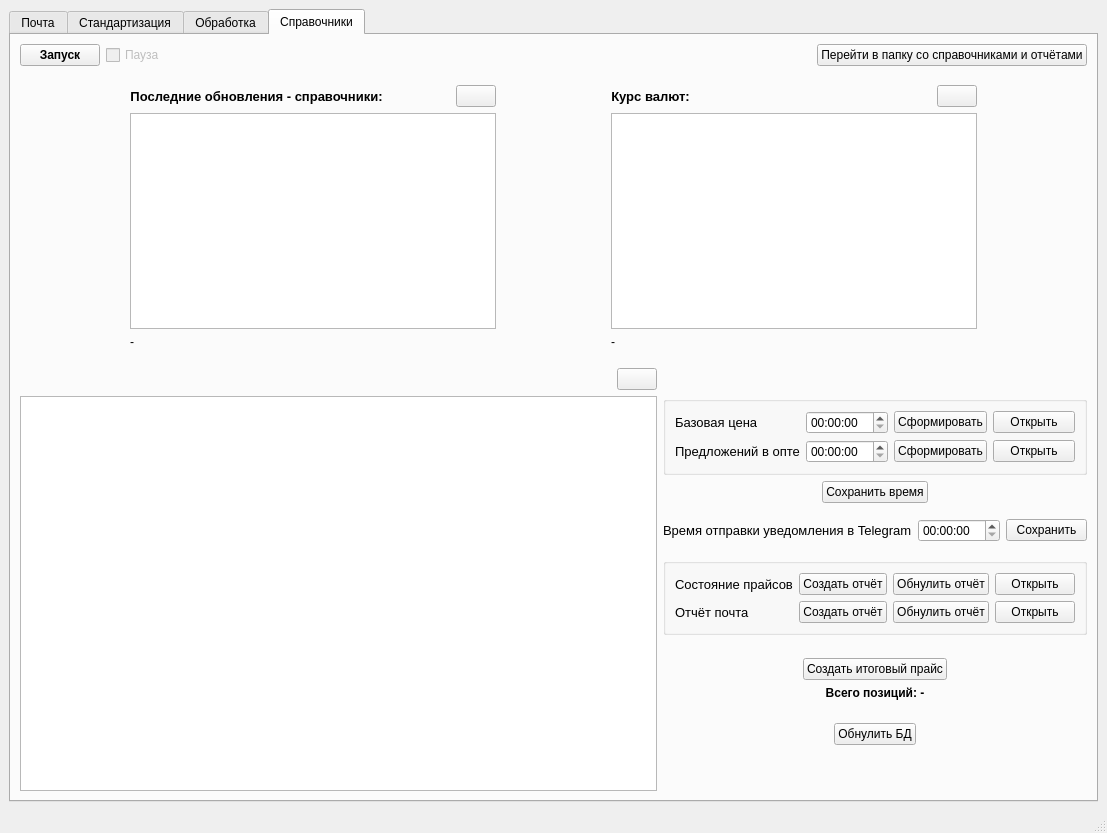
Qt form price_processing_2.ui (tmptr1/price_processing) before a commit.
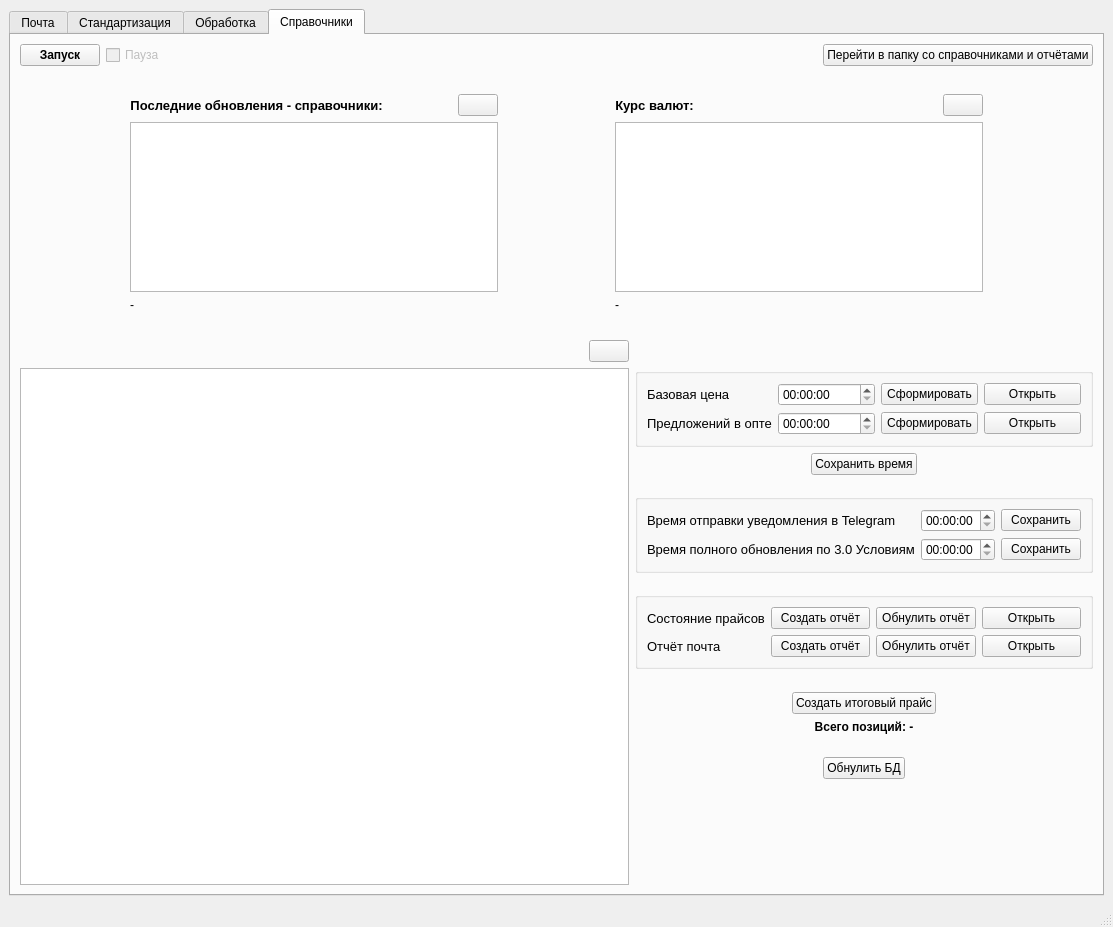
The same form after that commit. Icons and pictures are not drawn.

```diff
--- a/price_processing_2.ui
+++ b/price_processing_2.ui
@@ -6,8 +6,8 @@
    <rect>
     <x>0</x>
     <y>0</y>
-    <width>1107</width>
-    <height>833</height>
+    <width>1113</width>
+    <height>927</height>
    </rect>
   </property>
   <property name="windowTitle">
@@ -661,7 +661,7 @@
        </attribute>
        <layout class="QGridLayout" name="gridLayout_12">
         <item row="0" column="0">
-         <layout class="QVBoxLayout" name="verticalLayout_5" stretch="5,1,15,1,55">
+         <layout class="QVBoxLayout" name="verticalLayout_4" stretch="3,1,10,1,35">
           <item>
            <layout class="QHBoxLayout" name="horizontalLayout_17">
             <item>
@@ -730,8 +730,8 @@
             </property>
             <property name="sizeHint" stdset="0">
              <size>
-              <width>20</width>
-              <height>18</height>
+              <width>528</width>
+              <height>13</height>
              </size>
             </property>
            </spacer>
@@ -789,7 +789,7 @@
             </property>
             <property name="sizeHint" stdset="0">
              <size>
-              <width>20</width>
+              <width>531</width>
               <height>13</height>
              </size>
             </property>
@@ -1022,7 +1022,7 @@
        </attribute>
        <layout class="QGridLayout" name="gridLayout_13">
         <item row="0" column="0">
-         <layout class="QVBoxLayout" name="verticalLayout_3" stretch="0,1,25,1,40">
+         <layout class="QVBoxLayout" name="verticalLayout_5" stretch="3,1,10,1,25">
           <item>
            <layout class="QHBoxLayout" name="horizontalLayout_11">
             <item>
@@ -1275,7 +1275,7 @@
            </spacer>
           </item>
           <item>
-           <layout class="QGridLayout" name="gridLayout_10" columnstretch="5,3" columnminimumwidth="0,0">
+           <layout class="QGridLayout" name="gridLayout_10" rowstretch="0,0" columnstretch="7,3">
             <item row="0" column="0">
              <layout class="QHBoxLayout" name="horizontalLayout_12">
               <item>
@@ -1324,228 +1324,8 @@
              </widget>
             </item>
             <item row="1" column="1">
-             <layout class="QGridLayout" name="gridLayout_9">
-              <item row="2" column="1">
-               <spacer name="verticalSpacer_11">
-                <property name="orientation">
-                 <enum>Qt::Orientation::Vertical</enum>
-                </property>
-                <property name="sizeType">
-                 <enum>QSizePolicy::Policy::Minimum</enum>
-                </property>
-                <property name="sizeHint" stdset="0">
-                 <size>
-                  <width>20</width>
-                  <height>10</height>
-                 </size>
-                </property>
-               </spacer>
-              </item>
-              <item row="3" column="0" rowspan="2" colspan="2">
-               <layout class="QHBoxLayout" name="horizontalLayout_24">
-                <item>
-                 <widget class="QLabel" name="TgNotificationLabel_2">
-                  <property name="font">
-                   <font>
-                    <pointsize>10</pointsize>
-                   </font>
-                  </property>
-                  <property name="text">
-                   <string>Время отправки уведомления в Telegram</string>
-                  </property>
-                 </widget>
-                </item>
-                <item>
-                 <widget class="QTimeEdit" name="Tg_timeEdit_2"/>
-                </item>
-                <item>
-                 <widget class="QPushButton" name="TgNTimeSaveButton_2">
-                  <property name="text">
-                   <string>Сохранить</string>
-                  </property>
-                 </widget>
-                </item>
-               </layout>
-              </item>
-              <item row="11" column="0" colspan="2">
-               <layout class="QHBoxLayout" name="horizontalLayout_14">
-                <item>
-                 <spacer name="horizontalSpacer_20">
-                  <property name="orientation">
-                   <enum>Qt::Orientation::Horizontal</enum>
-                  </property>
-                  <property name="sizeHint" stdset="0">
-                   <size>
-                    <width>40</width>
-                    <height>20</height>
-                   </size>
-                  </property>
-                 </spacer>
-                </item>
-                <item>
-                 <widget class="QPushButton" name="ResetDBButton_2">
-                  <property name="text">
-                   <string>Обнулить БД</string>
-                  </property>
-                 </widget>
-                </item>
-                <item>
-                 <spacer name="horizontalSpacer_21">
-                  <property name="orientation">
-                   <enum>Qt::Orientation::Horizontal</enum>
-                  </property>
-                  <property name="sizeHint" stdset="0">
-                   <size>
-                    <width>40</width>
-                    <height>20</height>
-                   </size>
-                  </property>
-                 </spacer>
-                </item>
-               </layout>
-              </item>
-              <item row="10" column="0" colspan="2">
-               <spacer name="verticalSpacer_7">
-                <property name="orientation">
-                 <enum>Qt::Orientation::Vertical</enum>
-                </property>
-                <property name="sizeType">
-                 <enum>QSizePolicy::Policy::Minimum</enum>
-                </property>
-                <property name="sizeHint" stdset="0">
-                 <size>
-                  <width>20</width>
-                  <height>17</height>
-                 </size>
-                </property>
-               </spacer>
-              </item>
-              <item row="8" column="0" colspan="2">
-               <layout class="QHBoxLayout" name="horizontalLayout_23">
-                <item>
-                 <spacer name="horizontalSpacer_24">
-                  <property name="orientation">
-                   <enum>Qt::Orientation::Horizontal</enum>
-                  </property>
-                  <property name="sizeHint" stdset="0">
-                   <size>
-                    <width>40</width>
-                    <height>20</height>
-                   </size>
-                  </property>
-                 </spacer>
-                </item>
-                <item>
-                 <widget class="QPushButton" name="CreateTotalCsv_2">
-                  <property name="text">
-                   <string>Создать итоговый прайс</string>
-                  </property>
-                 </widget>
-                </item>
-                <item>
-                 <spacer name="horizontalSpacer_31">
-                  <property name="orientation">
-                   <enum>Qt::Orientation::Horizontal</enum>
-                  </property>
-                  <property name="sizeHint" stdset="0">
-                   <size>
-                    <width>40</width>
-                    <height>20</height>
-                   </size>
-                  </property>
-                 </spacer>
-                </item>
-               </layout>
-              </item>
-              <item row="12" column="0" colspan="2">
-               <spacer name="verticalSpacer_5">
-                <property name="orientation">
-                 <enum>Qt::Orientation::Vertical</enum>
-                </property>
-                <property name="sizeHint" stdset="0">
-                 <size>
-                  <width>20</width>
-                  <height>40</height>
-                 </size>
-                </property>
-               </spacer>
-              </item>
-              <item row="6" column="0" colspan="2">
-               <widget class="QGroupBox" name="groupBox_2">
-                <property name="title">
-                 <string/>
-                </property>
-                <layout class="QGridLayout" name="gridLayout_7">
-                 <item row="1" column="3">
-                  <widget class="QPushButton" name="OpenPriceStatusButton_2">
-                   <property name="text">
-                    <string>Открыть</string>
-                   </property>
-                  </widget>
-                 </item>
-                 <item row="1" column="1">
-                  <widget class="QPushButton" name="CreatePriceStatusButton_2">
-                   <property name="text">
-                    <string>Создать отчёт</string>
-                   </property>
-                  </widget>
-                 </item>
-                 <item row="2" column="2">
-                  <widget class="QPushButton" name="ResetMailReporButton_2">
-                   <property name="text">
-                    <string>Обнулить отчёт</string>
-                   </property>
-                  </widget>
-                 </item>
-                 <item row="2" column="3">
-                  <widget class="QPushButton" name="OpenMailReporButton_2">
-                   <property name="text">
-                    <string>Открыть</string>
-                   </property>
-                  </widget>
-                 </item>
-                 <item row="2" column="0">
-                  <widget class="QLabel" name="MailReportLabel_2">
-                   <property name="font">
-                    <font>
-                     <pointsize>10</pointsize>
-                    </font>
-                   </property>
-                   <property name="text">
-                    <string>Отчёт почта</string>
-                   </property>
-                  </widget>
-                 </item>
-                 <item row="2" column="1">
-                  <widget class="QPushButton" name="CreateMailReporButton_2">
-                   <property name="text">
-                    <string>Создать отчёт</string>
-                   </property>
-                  </widget>
-                 </item>
-                 <item row="1" column="0">
-                  <widget class="QLabel" name="PriceStatusLabel_2">
-                   <property name="font">
-                    <font>
-                     <pointsize>10</pointsize>
-                    </font>
-                   </property>
-                   <property name="text">
-                    <string>Состояние прайсов</string>
-                   </property>
-                  </widget>
-                 </item>
-                 <item row="1" column="2">
-                  <widget class="QPushButton" name="ResetPriceStatusButton_2">
-                   <property name="text">
-                    <string>Обнулить отчёт</string>
-                   </property>
-                  </widget>
-                 </item>
-                </layout>
-               </widget>
-              </item>
-              <item row="0" column="0" colspan="2">
+             <layout class="QVBoxLayout" name="verticalLayout_3">
+              <item>
                <widget class="QGroupBox" name="groupBox">
                 <property name="title">
                  <string/>
@@ -1612,38 +1392,7 @@
                 </layout>
                </widget>
               </item>
-              <item row="7" column="0" colspan="2">
-               <spacer name="verticalSpacer_10">
-                <property name="orientation">
-                 <enum>Qt::Orientation::Vertical</enum>
-                </property>
-                <property name="sizeType">
-                 <enum>QSizePolicy::Policy::Minimum</enum>
-                </property>
-                <property name="sizeHint" stdset="0">
-                 <size>
-                  <width>20</width>
-                  <height>17</height>
-                 </size>
-                </property>
-               </spacer>
-              </item>
-              <item row="9" column="0" colspan="2">
-               <widget class="QLabel" name="TotalCountLabel_2">
-                <property name="font">
-                 <font>
-                  <bold>true</bold>
-                 </font>
-                </property>
-                <property name="text">
-                 <string>Всего позиций: -</string>
-                </property>
-                <property name="alignment">
-                 <set>Qt::AlignmentFlag::AlignCenter</set>
-                </property>
-               </widget>
-              </item>
-              <item row="1" column="0" colspan="2">
+              <item>
                <layout class="QHBoxLayout" name="horizontalLayout_13">
                 <item>
                  <spacer name="horizontalSpacer_17">
@@ -1683,7 +1432,76 @@
                 </item>
                </layout>
               </item>
-              <item row="5" column="0">
+              <item>
+               <spacer name="verticalSpacer_11">
+                <property name="orientation">
+                 <enum>Qt::Orientation::Vertical</enum>
+                </property>
+                <property name="sizeType">
+                 <enum>QSizePolicy::Policy::Minimum</enum>
+                </property>
+                <property name="sizeHint" stdset="0">
+                 <size>
+                  <width>20</width>
+                  <height>13</height>
+                 </size>
+                </property>
+               </spacer>
+              </item>
+              <item>
+               <widget class="QGroupBox" name="groupBox_3">
+                <property name="title">
+                 <string/>
+                </property>
+                <layout class="QGridLayout" name="gridLayout_9">
+                 <item row="0" column="0">
+                  <widget class="QLabel" name="TgNotificationLabel_2">
+                   <property name="font">
+                    <font>
+                     <pointsize>10</pointsize>
+                    </font>
+                   </property>
+                   <property name="text">
+                    <string>Время отправки уведомления в Telegram</string>
+                   </property>
+                  </widget>
+                 </item>
+                 <item row="0" column="1">
+                  <widget class="QTimeEdit" name="Tg_timeEdit_2"/>
+                 </item>
+                 <item row="0" column="2">
+                  <widget class="QPushButton" name="TgNTimeSaveButton_2">
+                   <property name="text">
+                    <string>Сохранить</string>
+                   </property>
+                  </widget>
+                 </item>
+                 <item row="1" column="0">
+                  <widget class="QLabel" name="Update3_0_ConditionLabel_2">
+                   <property name="font">
+                    <font>
+                     <pointsize>10</pointsize>
+                    </font>
+                   </property>
+                   <property name="text">
+                    <string>Время полного обновления по 3.0 Условиям</string>
+                   </property>
+                  </widget>
+                 </item>
+                 <item row="1" column="1">
+                  <widget class="QTimeEdit" name="Update3_0_Condition_timeEdit_2"/>
+                 </item>
+                 <item row="1" column="2">
+                  <widget class="QPushButton" name="Update3_0_ConditionSaveButton_2">
+                   <property name="text">
+                    <string>Сохранить</string>
+                   </property>
+                  </widget>
+                 </item>
+                </layout>
+               </widget>
+              </item>
+              <item>
                <spacer name="verticalSpacer_4">
                 <property name="orientation">
                  <enum>Qt::Orientation::Vertical</enum>
@@ -1694,7 +1512,216 @@
                 <property name="sizeHint" stdset="0">
                  <size>
                   <width>20</width>
-                  <height>10</height>
+                  <height>13</height>
+                 </size>
+                </property>
+               </spacer>
+              </item>
+              <item>
+               <widget class="QGroupBox" name="groupBox_2">
+                <property name="title">
+                 <string/>
+                </property>
+                <layout class="QGridLayout" name="gridLayout_7">
+                 <item row="2" column="2">
+                  <widget class="QPushButton" name="ResetMailReporButton_2">
+                   <property name="text">
+                    <string>Обнулить отчёт</string>
+                   </property>
+                  </widget>
+                 </item>
+                 <item row="1" column="3">
+                  <widget class="QPushButton" name="OpenPriceStatusButton_2">
+                   <property name="text">
+                    <string>Открыть</string>
+                   </property>
+                  </widget>
+                 </item>
+                 <item row="1" column="1">
+                  <widget class="QPushButton" name="CreatePriceStatusButton_2">
+                   <property name="text">
+                    <string>Создать отчёт</string>
+                   </property>
+                  </widget>
+                 </item>
+                 <item row="1" column="0">
+                  <widget class="QLabel" name="PriceStatusLabel_2">
+                   <property name="font">
+                    <font>
+                     <pointsize>10</pointsize>
+                    </font>
+                   </property>
+                   <property name="text">
+                    <string>Состояние прайсов</string>
+                   </property>
+                  </widget>
+                 </item>
+                 <item row="2" column="1">
+                  <widget class="QPushButton" name="CreateMailReporButton_2">
+                   <property name="text">
+                    <string>Создать отчёт</string>
+                   </property>
+                  </widget>
+                 </item>
+                 <item row="2" column="3">
+                  <widget class="QPushButton" name="OpenMailReporButton_2">
+                   <property name="text">
+                    <string>Открыть</string>
+                   </property>
+                  </widget>
+                 </item>
+                 <item row="1" column="2">
+                  <widget class="QPushButton" name="ResetPriceStatusButton_2">
+                   <property name="text">
+                    <string>Обнулить отчёт</string>
+                   </property>
+                  </widget>
+                 </item>
+                 <item row="2" column="0">
+                  <widget class="QLabel" name="MailReportLabel_2">
+                   <property name="font">
+                    <font>
+                     <pointsize>10</pointsize>
+                    </font>
+                   </property>
+                   <property name="text">
+                    <string>Отчёт почта</string>
+                   </property>
+                  </widget>
+                 </item>
+                </layout>
+               </widget>
+              </item>
+              <item>
+               <spacer name="verticalSpacer_10">
+                <property name="orientation">
+                 <enum>Qt::Orientation::Vertical</enum>
+                </property>
+                <property name="sizeType">
+                 <enum>QSizePolicy::Policy::Minimum</enum>
+                </property>
+                <property name="sizeHint" stdset="0">
+                 <size>
+                  <width>20</width>
+                  <height>17</height>
+                 </size>
+                </property>
+               </spacer>
+              </item>
+              <item>
+               <layout class="QHBoxLayout" name="horizontalLayout_23">
+                <item>
+                 <spacer name="horizontalSpacer_24">
+                  <property name="orientation">
+                   <enum>Qt::Orientation::Horizontal</enum>
+                  </property>
+                  <property name="sizeHint" stdset="0">
+                   <size>
+                    <width>40</width>
+                    <height>20</height>
+                   </size>
+                  </property>
+                 </spacer>
+                </item>
+                <item>
+                 <widget class="QPushButton" name="CreateTotalCsv_2">
+                  <property name="text">
+                   <string>Создать итоговый прайс</string>
+                  </property>
+                 </widget>
+                </item>
+                <item>
+                 <spacer name="horizontalSpacer_31">
+                  <property name="orientation">
+                   <enum>Qt::Orientation::Horizontal</enum>
+                  </property>
+                  <property name="sizeHint" stdset="0">
+                   <size>
+                    <width>40</width>
+                    <height>20</height>
+                   </size>
+                  </property>
+                 </spacer>
+                </item>
+               </layout>
+              </item>
+              <item>
+               <widget class="QLabel" name="TotalCountLabel_2">
+                <property name="font">
+                 <font>
+                  <bold>true</bold>
+                 </font>
+                </property>
+                <property name="text">
+                 <string>Всего позиций: -</string>
+                </property>
+                <property name="alignment">
+                 <set>Qt::AlignmentFlag::AlignCenter</set>
+                </property>
+               </widget>
+              </item>
+              <item>
+               <spacer name="verticalSpacer_7">
+                <property name="orientation">
+                 <enum>Qt::Orientation::Vertical</enum>
+                </property>
+                <property name="sizeType">
+                 <enum>QSizePolicy::Policy::Minimum</enum>
+                </property>
+                <property name="sizeHint" stdset="0">
+                 <size>
+                  <width>20</width>
+                  <height>17</height>
+                 </size>
+                </property>
+               </spacer>
+              </item>
+              <item>
+               <layout class="QHBoxLayout" name="horizontalLayout_14">
+                <item>
+                 <spacer name="horizontalSpacer_20">
+                  <property name="orientation">
+                   <enum>Qt::Orientation::Horizontal</enum>
+                  </property>
+                  <property name="sizeHint" stdset="0">
+                   <size>
+                    <width>40</width>
+                    <height>20</height>
+                   </size>
+                  </property>
+                 </spacer>
+                </item>
+                <item>
+                 <widget class="QPushButton" name="ResetDBButton_2">
+                  <property name="text">
+                   <string>Обнулить БД</string>
+                  </property>
+                 </widget>
+                </item>
+                <item>
+                 <spacer name="horizontalSpacer_21">
+                  <property name="orientation">
+                   <enum>Qt::Orientation::Horizontal</enum>
+                  </property>
+                  <property name="sizeHint" stdset="0">
+                   <size>
+                    <width>40</width>
+                    <height>20</height>
+                   </size>
+                  </property>
+                 </spacer>
+                </item>
+               </layout>
+              </item>
+              <item>
+               <spacer name="verticalSpacer_5">
+                <property name="orientation">
+                 <enum>Qt::Orientation::Vertical</enum>
+                </property>
+                <property name="sizeHint" stdset="0">
+                 <size>
+                  <width>20</width>
+                  <height>40</height>
                  </size>
                 </property>
                </spacer>
```
Left out of the diff: 290 changed lines with no effect on the pictures.
